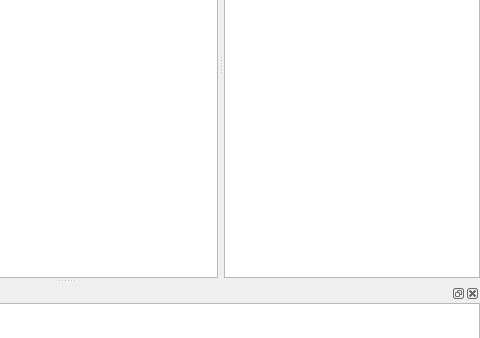
Above: gns3/ui/main_window.ui from GNS3/gns3-gui before the change; both pictures show x 504 to 984 and y 198 to 536 of the 984 by 715 pixel window. Below: the same form after it.
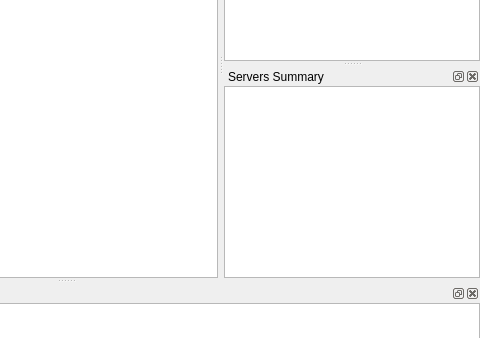
That is the form after the change. Icons and pictures are not drawn. Custom widgets are drawn as their Qt base class.

Commit message:
Show a summary with server usages
Fix #963

Patch:
```diff
--- a/gns3/ui/main_window.ui
+++ b/gns3/ui/main_window.ui
@@ -472,6 +472,48 @@
     </layout>
    </widget>
   </widget>
+  <widget class="QDockWidget" name="uiServerSummaryDockWidget">
+   <property name="allowedAreas">
+    <set>Qt::LeftDockWidgetArea|Qt::RightDockWidgetArea</set>
+   </property>
+   <property name="windowTitle">
+    <string>Servers Summary</string>
+   </property>
+   <attribute name="dockWidgetArea">
+    <number>2</number>
+   </attribute>
+   <widget class="QWidget" name="dockWidgetContents">
+    <layout class="QGridLayout" name="gridLayout">
+     <property name="leftMargin">
+      <number>0</number>
+     </property>
+     <property name="topMargin">
+      <number>0</number>
+     </property>
+     <property name="rightMargin">
+      <number>0</number>
+     </property>
+     <property name="bottomMargin">
+      <number>0</number>
+     </property>
+     <property name="spacing">
+      <number>0</number>
+     </property>
+     <item row="0" column="0">
+      <widget class="ServerSummaryView" name="uiServerSummaryTreeWidget">
+       <attribute name="headerVisible">
+        <bool>false</bool>
+       </attribute>
+       <column>
+        <property name="text">
+         <string notr="true">1</string>
+        </property>
+       </column>
+      </widget>
+     </item>
+    </layout>
+   </widget>
+  </widget>
   <action name="uiAboutAction">
    <property name="text">
     <string>&amp;About</string>
@@ -1246,6 +1288,11 @@
    <extends>QTreeWidget</extends>
    <header>..topology_summary_view.h</header>
   </customwidget>
+  <customwidget>
+   <class>ServerSummaryView</class>
+   <extends>QTreeWidget</extends>
+   <header>..server_summary_view.h</header>
+  </customwidget>
  </customwidgets>
  <tabstops>
   <tabstop>uiGraphicsView</tabstop>
```
Left out of the diff: 2 changed lines with no effect on the pictures. The commit also changes 7 other files.
